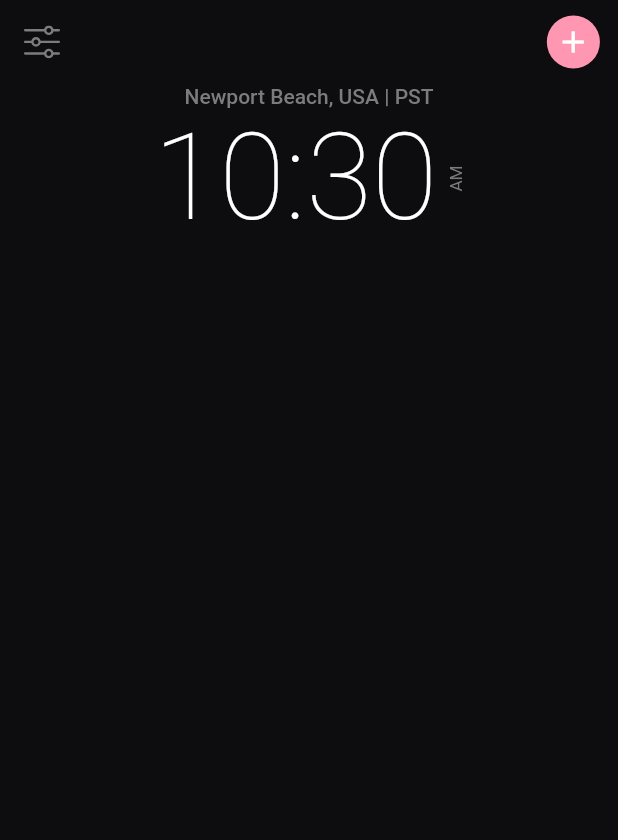
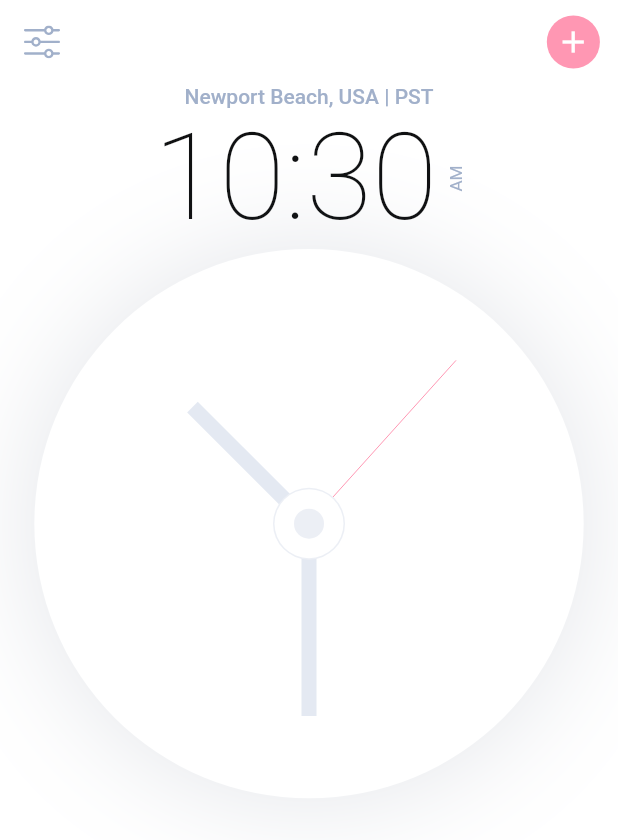
Before and after one commit to mishkatmustafid/light-dark-theme, a Flutter app: the screen it shows after launch, on a phone screen of 412 x 824 dp. Shown: the top 840 px of the screen. Run offline on Flutter 3.47's test engine with Material 2 defaults, Android fonts, the phone set to English and light mode, and no system bars; our stand-ins replace flutter_svg, google_fonts.

Commit message:
analog clock added

```diff
--- a/lib/main.dart
+++ b/lib/main.dart
@@ -18,7 +18,7 @@ class MyApp extends StatelessWidget {
       title: 'Analog Clock',
       theme: themeData(context),
       darkTheme: darkThemeData(context),
-      themeMode: ThemeMode.dark,
+      themeMode: ThemeMode.light,
       home: const HomeScreen(),
     );
   }
--- a/lib/views/components/body.dart
+++ b/lib/views/components/body.dart
@@ -16,6 +16,7 @@ class Body extends StatelessWidget {
             style: Theme.of(context).textTheme.bodyText1,
           ),
           const TimeInHourAndMinute(),
+          const Clock(),
         ],
       ),
     );
--- /dev/null
+++ b/lib/views/components/clock.dart
@@ -0,0 +1,57 @@
+import 'dart:async';
+import 'dart:math';
+import 'package:flutter/material.dart';
+import 'package:flutter_svg/flutter_svg.dart';
+import '../../constants.dart';
+import '../../size_config.dart';
+import 'clock_painter.dart';
+
+class Clock extends StatefulWidget {
+  const Clock({Key? key}) : super(key: key);
+
+  @override
+  _ClockState createState() => _ClockState();
+}
+
+class _ClockState extends State<Clock> {
+  DateTime _dateTime = DateTime.now();
+  @override
+  void initState() {
+    super.initState();
+    Timer.periodic(const Duration(seconds: 1), (timer) {
+      setState(() {
+        _dateTime = DateTime.now();
+      });
+    });
+  }
+
+  @override
+  Widget build(BuildContext context) {
+    return Padding(
+      padding:
+          EdgeInsets.symmetric(horizontal: getProportionateScreenWidth(20)),
+      child: AspectRatio(
+        aspectRatio: 1.0,
+        child: Container(
+          decoration: BoxDecoration(
+            color: Theme.of(context).colorScheme.surface,
+            shape: BoxShape.circle,
+            boxShadow: [
+              BoxShadow(
+                offset: const Offset(0, 0),
+                color: kShadowColor.withOpacity(0.14),
+                blurRadius: 64,
+              ),
+            ],
+          ),
+          child: Transform.rotate(
+            angle: -pi / 2,
+            child: CustomPaint(
+              painter: ClockPainter(context, _dateTime),
+            ),
+          ),
+        ),
+      ),
+    );
+  }
+}
```
Also changed, not shown: lib/views/components/clock_painter.dart (added, +72 -0 lines).
